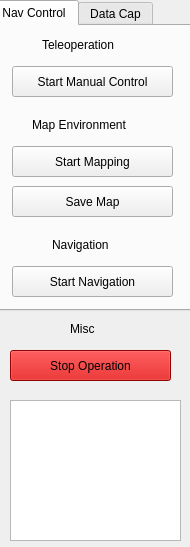
First picture: the form in UI/resource/building-inspec-control.ui, repository Concordia-Building-Inspection-Robot/wheeltec-building-inspection, before the edit.
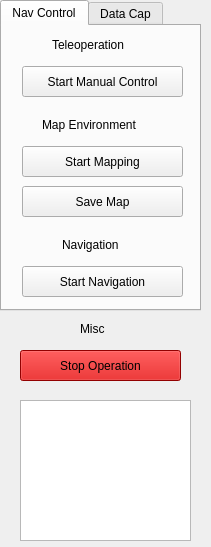
Second picture: the form after the edit. The open tabs and pages were chosen to show the change.

Commit message: Fix minor bugs with UI startup and move robot handler scripts to root

```diff
--- a/UI/resource/building-inspec-control.ui
+++ b/UI/resource/building-inspec-control.ui
@@ -6,7 +6,7 @@
    <rect>
     <x>0</x>
     <y>0</y>
-    <width>190</width>
+    <width>211</width>
     <height>547</height>
    </rect>
   </property>
@@ -16,7 +16,7 @@
   <widget class="QTabWidget" name="ControlTabs">
    <property name="geometry">
     <rect>
-     <x>-10</x>
+     <x>0</x>
      <y>0</y>
      <width>201</width>
      <height>311</height>
@@ -156,7 +156,7 @@
   <widget class="QListWidget" name="LogConsole">
    <property name="geometry">
     <rect>
-     <x>10</x>
+     <x>20</x>
      <y>400</y>
      <width>171</width>
      <height>141</height>
@@ -166,7 +166,7 @@
   <widget class="QPushButton" name="StopAll">
    <property name="geometry">
     <rect>
-     <x>10</x>
+     <x>20</x>
      <y>350</y>
      <width>161</width>
      <height>31</height>
@@ -185,7 +185,7 @@
   <widget class="QLabel" name="MiscLabel">
    <property name="geometry">
     <rect>
-     <x>70</x>
+     <x>80</x>
      <y>320</y>
      <width>31</width>
      <height>17</height>
```
Left out of the diff: 2 changed lines with no effect on the pictures. The commit also changes 6 other files.
